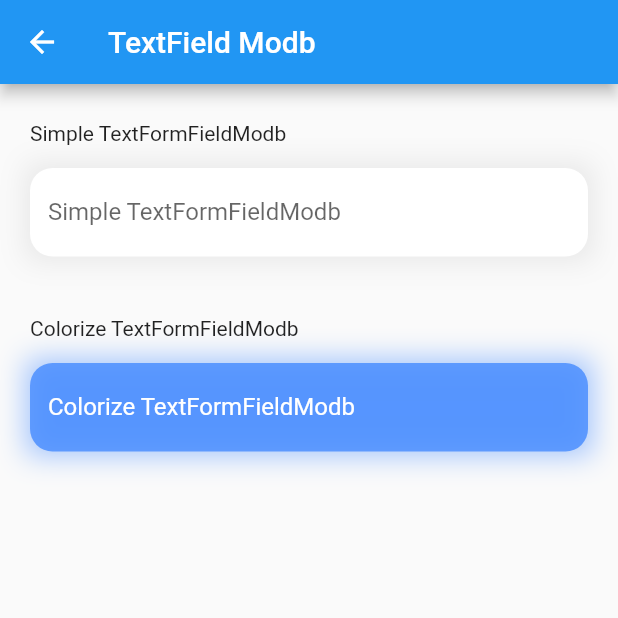
After one commit to dogukanozgurylmz/flutter_tools, a Flutter app: the screen it shows after launch, after a tap on "TextFieldModb", on a phone screen of 412 x 824 dp, the top half of it. The commit adds this screen. Run offline on Flutter 3.47's test engine with Material 2 defaults, Android fonts, the phone set to English and light mode, and no system bars.

Commit message:
textformfield_modb added

```diff
--- a/lib/homepage.dart
+++ b/lib/homepage.dart
@@ -1,5 +1,7 @@
 import 'package:flutter/material.dart';
 import 'package:tools/blur_background/blur_background.dart';
+
+import 'textformfield_modb/textformfield_modb_page.dart';
 
 class HomePage extends StatefulWidget {
   final String title;
@@ -14,11 +16,12 @@ class _HomePageState extends State<HomePage> {
   @override
   Widget build(BuildContext context) {
     return Scaffold(
+      backgroundColor: Colors.white,
       appBar: AppBar(
         title: Text(widget.title),
       ),
       body: Padding(
-        padding: const EdgeInsets.all(8.0),
+        padding: const EdgeInsets.symmetric(horizontal: 20.0),
         child: ListView(
           children: [
             ElevatedButton(
@@ -31,6 +34,19 @@ class _HomePageState extends State<HomePage> {
               },
               child: const Text("BLUR"),
             ),
+            const SizedBox(
+              height: 15,
+            ),
+            ElevatedButton(
+              onPressed: () {
+                Navigator.of(context).push(
+                  MaterialPageRoute(
+                    builder: (context) => const TextFieldModbPage(),
+                  ),
+                );
+              },
+              child: const Text("TextFieldModb"),
+            ),
           ],
         ),
       ),
--- a/lib/main.dart
+++ b/lib/main.dart
@@ -6,7 +6,6 @@ void main() => runApp(const MyApp());
 class MyApp extends StatelessWidget {
   const MyApp({Key? key}) : super(key: key);
 
-  // This widget is the root of your application.
   @override
   Widget build(BuildContext context) {
     return MaterialApp(
--- /dev/null
+++ b/lib/textformfield_modb/textformfield_modb.dart
@@ -0,0 +1,95 @@
+import 'package:flutter/material.dart';
+
+class TextFormFieldModb extends StatefulWidget {
+  final TextEditingController? controller;
+  final TextInputAction? textInputAction;
+  final TextInputType? textInputType;
+  final Function(String? text)? onSaved;
+  final Function(String text)? onChanged;
+  final Function()? onEditingComplete;
+  final Color? fillColor;
+  final Color? shadowColor;
+  final Color? cursorColor;
+  final TextStyle? textStyle;
+  final TextStyle? suffixStyle;
+  final TextStyle? labelStyle;
+  final double? shadowBlurRadius;
+  final double? shadowSpreadRadius;
+  final double? borderRadius;
+  final String? suffixText;
+  final String? labelText;
+
+  const TextFormFieldModb({
+    Key? key,
+    this.controller,
+    this.textInputAction,
+    this.textInputType,
+    this.onSaved,
+    this.onChanged,
+    this.onEditingComplete,
+    this.fillColor,
+    this.shadowColor,
+    this.cursorColor,
+    this.textStyle,
+    this.suffixStyle,
+    this.labelStyle,
+    this.shadowBlurRadius,
+    this.shadowSpreadRadius,
+    this.borderRadius,
+    this.suffixText,
+    this.labelText,
+  }) : super(key: key);
+
+  @override
+  State<TextFormFieldModb> createState() => _TextFormFieldModbState();
+}
+
+class _TextFormFieldModbState extends State<TextFormFieldModb> {
+  @override
+  Widget build(BuildContext context) {
+    return Column(
+      children: [
+        Container(
+          decoration: BoxDecoration(
+            boxShadow: [
+              BoxShadow(
+                blurRadius: widget.shadowBlurRadius ?? 15,
+                color: widget.shadowColor ??
+                    const Color(0xffd2d2d2).withOpacity(0.5),
+                spreadRadius: widget.shadowSpreadRadius ?? 3,
+                offset: const Offset(0, 0),
+              ),
+            ],
+          ),
+          child: TextFormField(
+            controller: widget.controller,
+            textInputAction: widget.textInputAction,
+            keyboardType: widget.textInputType ?? TextInputType.text,
+            onSaved: widget.onSaved,
+            onChanged: widget.onChanged,
+            onEditingComplete: widget.onEditingComplete,
+            cursorColor: widget.cursorColor ?? Colors.grey,
+            style: widget.textStyle ?? const TextStyle(color: Colors.black),
+            decoration: _buildInputDecoration(),
+          ),
+        ),
+      ],
+    );
+  }
+
+  InputDecoration _buildInputDecoration() {
+    return InputDecoration(
+      filled: true,
+      fillColor: widget.fillColor ?? Colors.white,
+      suffixText: widget.suffixText ?? '',
+      suffixStyle: widget.suffixStyle,
+      labelText: widget.labelText ?? '',
+      labelStyle: widget.labelStyle,
+      floatingLabelBehavior: FloatingLabelBehavior.never,
+      border: OutlineInputBorder(
+        borderRadius: BorderRadius.circular(widget.borderRadius ?? 15),
+        borderSide: BorderSide.none,
+      ),
+    );
+  }
+}
--- /dev/null
+++ b/lib/textformfield_modb/textformfield_modb_page.dart
@@ -0,0 +1,98 @@
+import 'package:flutter/material.dart';
+
+import 'textformfield_modb.dart';
+
+class TextFieldModbPage extends StatelessWidget {
+  const TextFieldModbPage({Key? key}) : super(key: key);
+
+  @override
+  Widget build(BuildContext context) {
+    TextEditingController controller = TextEditingController();
+    return Scaffold(
+      appBar: AppBar(
+        title: const Text('TextField Modb'),
+      ),
+      body: SingleChildScrollView(
+        child: Column(
+          children: [
+            //   TextFormFieldModb Samples
+            Padding(
+              padding: const EdgeInsets.only(top: 25, left: 20, right: 20),
+              child: Column(
+                children: [
+                  const Align(
+                    alignment: Alignment.topLeft,
+                    child: Text('Simple TextFormFieldModb'),
+                  ),
+                  const SizedBox(
+                    height: 15,
+                  ),
+                  SimpleTextFormFieldModb(controller: controller),
+                ],
+              ),
+            ),
+            const SizedBox(
+              height: 40,
+            ),
+            Padding(
+              padding: const EdgeInsets.symmetric(horizontal: 20),
+              child: Column(
+                children: [
+                  const Align(
+                    alignment: Alignment.topLeft,
+                    child: Text('Colorize TextFormFieldModb'),
+                  ),
+                  const SizedBox(
+                    height: 15,
+                  ),
+                  ColorizeTextFormFieldModb(controller: controller),
+                ],
+              ),
+            ),
+          ],
+        ),
+      ),
+    );
+  }
+}
+
+//  ------ TextFormFieldModb Samples ------
+
+class ColorizeTextFormFieldModb extends StatelessWidget {
+  const ColorizeTextFormFieldModb({
+    Key? key,
+    required this.controller,
+  }) : super(key: key);
+
+  final TextEditingController controller;
+
+  @override
+  Widget build(BuildContext context) {
+    return TextFormFieldModb(
+      controller: controller,
+      fillColor: Colors.blueAccent.withOpacity(0.8),
+      shadowColor: Colors.blueAccent.withOpacity(0.5),
+      cursorColor: Colors.white,
+      textStyle: const TextStyle(color: Colors.white),
+      labelText: 'Colorize TextFormFieldModb',
+      labelStyle: const TextStyle(color: Colors.white),
+    );
+  }
+}
+
+class SimpleTextFormFieldModb extends StatelessWidget {
+  const SimpleTextFormFieldModb({
+    Key? key,
+    required this.controller,
+  }) : super(key: key);
+
+  final TextEditingController controller;
+
+  @override
+  Widget build(BuildContext context) {
+    return TextFormFieldModb(
+      controller: controller,
+      labelText: 'Simple TextFormFieldModb',
+    );
+  }
+}
```
Also changed, not shown: lib/textformfield_modb/textformfield_modb.png (added).
